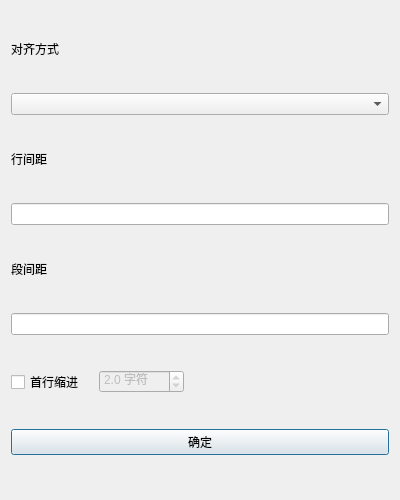
Above: layout.ui from EnterpriseBCMe/OOP2020 before the change. Below: the same form after it.
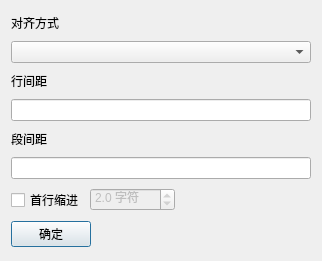
That is the form after the change.

```diff
--- a/layout.ui
+++ b/layout.ui
@@ -6,35 +6,33 @@
    <rect>
     <x>0</x>
     <y>0</y>
-    <width>400</width>
-    <height>500</height>
+    <width>322</width>
+    <height>261</height>
    </rect>
   </property>
   <property name="sizePolicy">
-   <sizepolicy hsizetype="Fixed" vsizetype="Fixed">
+   <sizepolicy hsizetype="Preferred" vsizetype="Preferred">
     <horstretch>0</horstretch>
     <verstretch>0</verstretch>
    </sizepolicy>
   </property>
   <property name="minimumSize">
    <size>
-    <width>400</width>
-    <height>500</height>
+    <width>0</width>
+    <height>0</height>
    </size>
   </property>
   <property name="maximumSize">
    <size>
-    <width>400</width>
-    <height>500</height>
+    <width>999999</width>
+    <height>999999</height>
    </size>
   </property>
   <property name="windowTitle">
    <string>Dialog</string>
   </property>
-  <layout class="QHBoxLayout" name="horizontalLayout_2">
-   <item>
-    <layout class="QVBoxLayout" name="verticalLayout">
-     <item>
+  <layout class="QGridLayout" name="gridLayout">
+   <item row="0" column="0">
       <widget class="QLabel" name="label">
        <property name="sizePolicy">
         <sizepolicy hsizetype="Fixed" vsizetype="Fixed">
@@ -47,10 +45,10 @@
        </property>
       </widget>
      </item>
-     <item>
+   <item row="1" column="0">
       <widget class="QComboBox" name="cb_alignment"/>
      </item>
-     <item>
+   <item row="2" column="0">
       <widget class="QLabel" name="label_2">
        <property name="sizePolicy">
         <sizepolicy hsizetype="Fixed" vsizetype="Fixed">
@@ -63,10 +61,10 @@
        </property>
       </widget>
      </item>
-     <item>
+   <item row="3" column="0">
       <widget class="QLineEdit" name="le_lineSpacing"/>
      </item>
-     <item>
+   <item row="4" column="0">
       <widget class="QLabel" name="label_3">
        <property name="sizePolicy">
         <sizepolicy hsizetype="Fixed" vsizetype="Fixed">
@@ -79,11 +77,11 @@
        </property>
       </widget>
      </item>
-     <item>
+   <item row="5" column="0">
       <widget class="QLineEdit" name="le_margin"/>
      </item>
-     <item>
-      <layout class="QHBoxLayout" name="horizontalLayout" stretch="2,1,5">
+   <item row="6" column="0">
+    <layout class="QHBoxLayout" name="horizontalLayout">
        <item>
         <widget class="QCheckBox" name="firstLineIndent">
          <property name="text">
@@ -128,6 +126,8 @@
        </item>
       </layout>
      </item>
+   <item row="7" column="0">
+    <layout class="QHBoxLayout" name="horizontalLayout_2">
      <item>
       <widget class="QPushButton" name="accept">
        <property name="text">
@@ -135,6 +135,19 @@
        </property>
       </widget>
      </item>
+     <item>
+      <spacer name="horizontalSpacer_2">
+       <property name="orientation">
+        <enum>Qt::Horizontal</enum>
+       </property>
+       <property name="sizeHint" stdset="0">
+        <size>
+         <width>40</width>
+         <height>20</height>
+        </size>
+       </property>
+      </spacer>
+     </item>
     </layout>
    </item>
   </layout>
```
Lines whose indentation alone changed are shown as unchanged.
